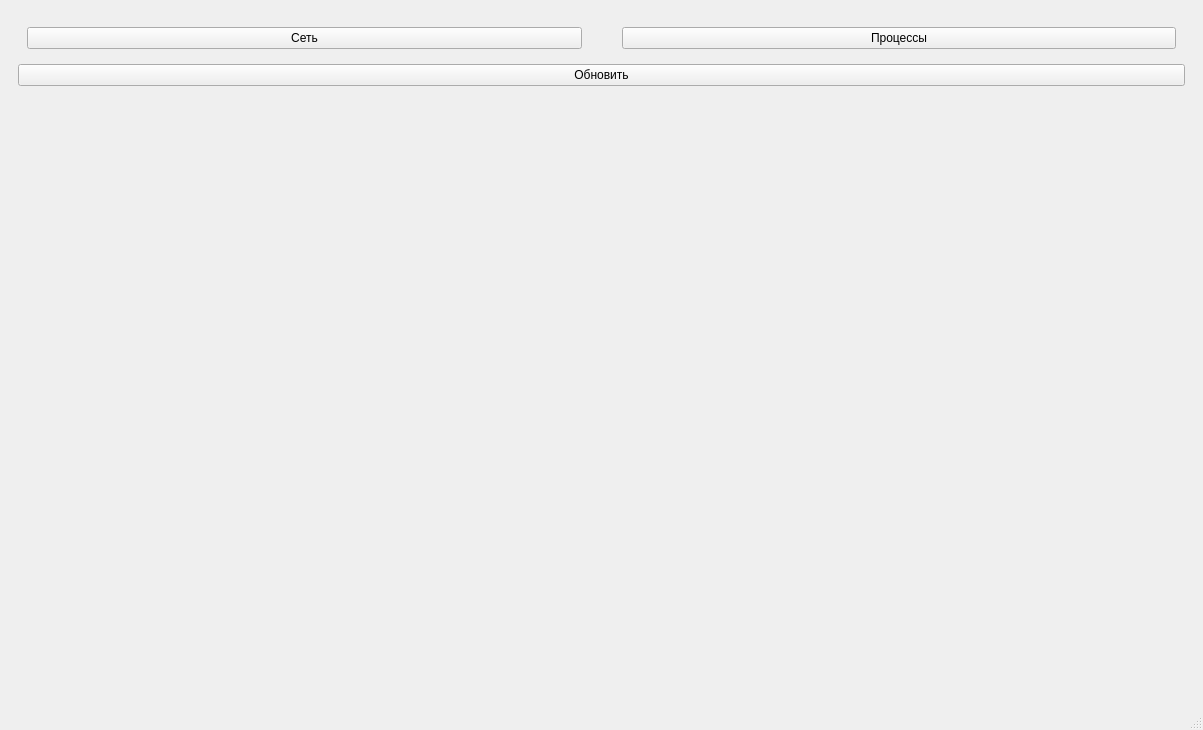
This is mainwindow.ui in Dyehalla/TaskManager as Qt 5 draws it before an edit. The edited form follows.
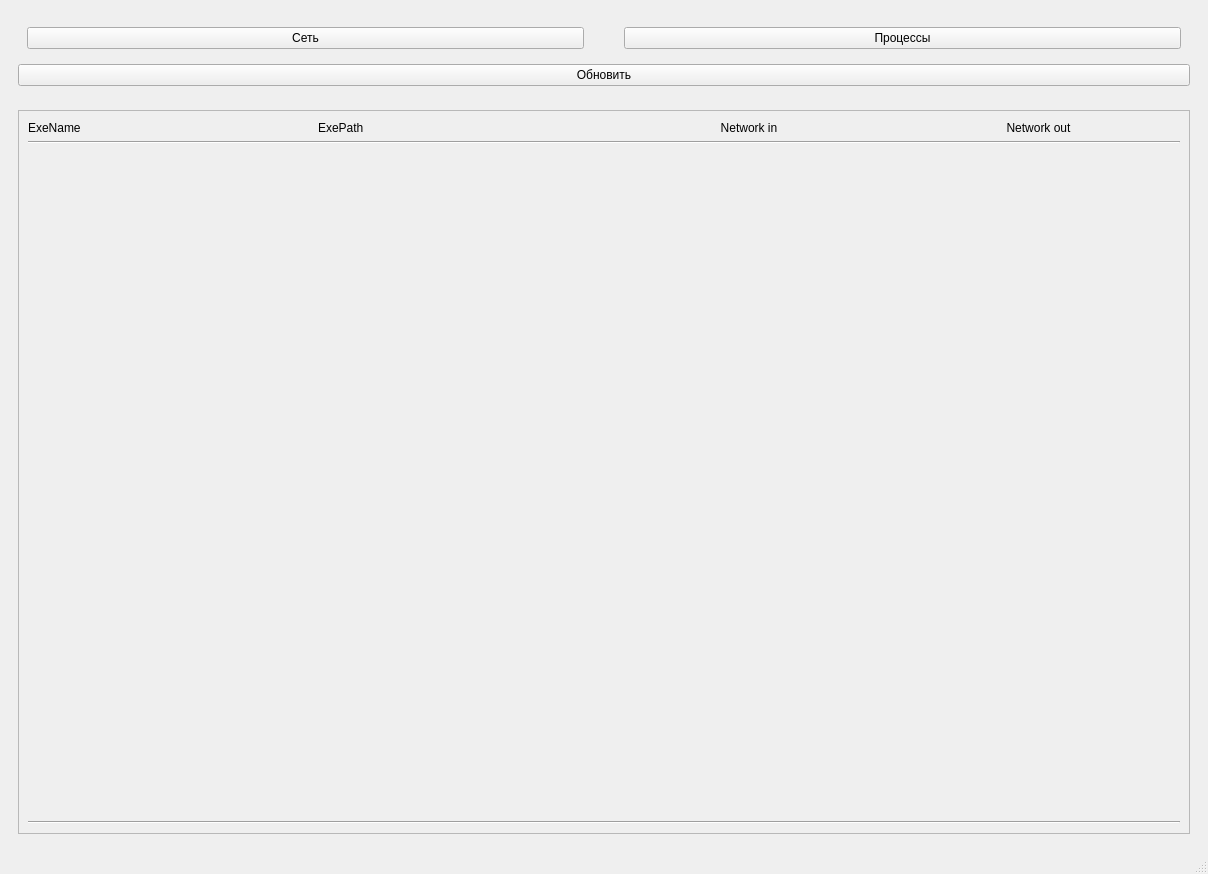
This is the edited form. The open tabs and pages were chosen to show the change.

Commit message: коммит перед изменением таблицы на QtTableWidget (очень страшно)

Patch:
```diff
--- a/mainwindow.ui
+++ b/mainwindow.ui
@@ -6,8 +6,8 @@
    <rect>
     <x>0</x>
     <y>0</y>
-    <width>1203</width>
-    <height>730</height>
+    <width>1208</width>
+    <height>874</height>
    </rect>
   </property>
   <property name="windowTitle">
@@ -191,7 +191,133 @@
         </item>
        </layout>
       </widget>
-      <widget class="QWidget" name="NetworkPage"/>
+      <widget class="QWidget" name="NetworkPage">
+       <property name="layoutDirection">
+        <enum>Qt::LayoutDirection::LeftToRight</enum>
+       </property>
+       <layout class="QHBoxLayout" name="horizontalLayout">
+        <item>
+         <widget class="QScrollArea" name="scrollArea_2">
+          <property name="widgetResizable">
+           <bool>true</bool>
+          </property>
+          <widget class="QWidget" name="scrollAreaWidgetContents">
+           <property name="geometry">
+            <rect>
+             <x>0</x>
+             <y>0</y>
+             <width>1182</width>
+             <height>744</height>
+            </rect>
+           </property>
+           <layout class="QHBoxLayout" name="horizontalLayout_2">
+            <item>
+             <layout class="QVBoxLayout" name="NetworkLayout">
+              <item>
+               <widget class="QWidget" name="NetworkWidget" native="true">
+                <property name="minimumSize">
+                 <size>
+                  <width>0</width>
+                  <height>15</height>
+                 </size>
+                </property>
+                <property name="maximumSize">
+                 <size>
+                  <width>16777215</width>
+                  <height>20</height>
+                 </size>
+                </property>
+                <property name="autoFillBackground">
+                 <bool>true</bool>
+                </property>
+                <layout class="QHBoxLayout" name="ProcessWidgetLayout_2">
+                 <property name="leftMargin">
+                  <number>0</number>
+                 </property>
+                 <property name="topMargin">
+                  <number>0</number>
+                 </property>
+                 <property name="rightMargin">
+                  <number>0</number>
+                 </property>
+                 <property name="bottomMargin">
+                  <number>0</number>
+                 </property>
+                 <item>
+                  <widget class="QLabel" name="ExeNameLabel2">
+                   <property name="text">
+                    <string>ExeName</string>
+                   </property>
+                   <property name="alignment">
+                    <set>Qt::AlignmentFlag::AlignLeading|Qt::AlignmentFlag::AlignLeft|Qt::AlignmentFlag::AlignVCenter</set>
+                   </property>
+                  </widget>
+                 </item>
+                 <item>
+                  <widget class="QLabel" name="ExePathLabel2">
+                   <property name="text">
+                    <string>ExePath</string>
+                   </property>
+                  </widget>
+                 </item>
+                 <item>
+                  <widget class="QLabel" name="NetworkInLabel">
+                   <property name="text">
+                    <string>Network in</string>
+                   </property>
+                   <property name="alignment">
+                    <set>Qt::AlignmentFlag::AlignCenter</set>
+                   </property>
+                  </widget>
+                 </item>
+                 <item>
+                  <widget class="QLabel" name="NetworkOutLabel">
+                   <property name="text">
+                    <string>Network out</string>
+                   </property>
+                   <property name="alignment">
+                    <set>Qt::AlignmentFlag::AlignCenter</set>
+                   </property>
+                  </widget>
+                 </item>
+                </layout>
+               </widget>
+              </item>
+              <item>
+               <widget class="Line" name="line_2">
+                <property name="orientation">
+                 <enum>Qt::Orientation::Horizontal</enum>
+                </property>
+               </widget>
+              </item>
+              <item>
+               <spacer name="NetworkTableSpacer">
+                <property name="orientation">
+                 <enum>Qt::Orientation::Vertical</enum>
+                </property>
+                <property name="sizeHint" stdset="0">
+                 <size>
+                  <width>20</width>
+                  <height>40</height>
+                 </size>
+                </property>
+               </spacer>
+              </item>
+              <item>
+               <widget class="Line" name="NetworkTableLine">
+                <property name="orientation">
+                 <enum>Qt::Orientation::Horizontal</enum>
+                </property>
+               </widget>
+              </item>
+             </layout>
+            </item>
+           </layout>
+          </widget>
+         </widget>
+        </item>
+       </layout>
+      </widget>
      </widget>
     </item>
    </layout>
```
Left out of the diff: 9 changed lines with no effect on the pictures. The commit also changes 8 other files.
